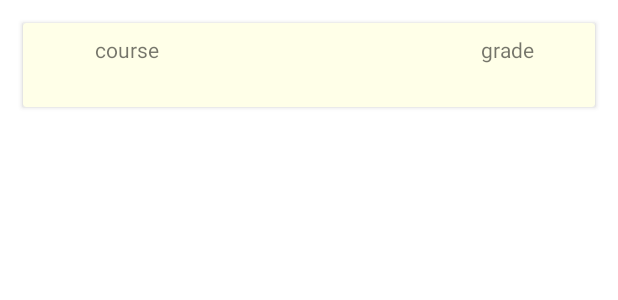
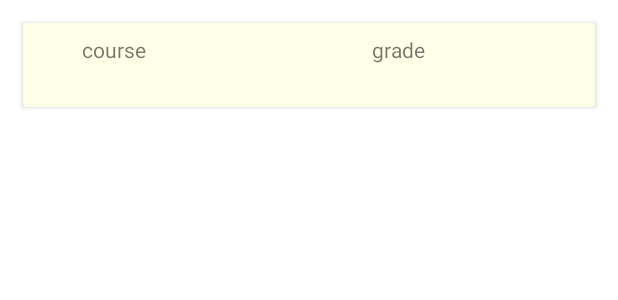
Before and after one commit to Esther-Bi/Study-Buddy-App, an Android app: the layout course_item.xml on its own in the app's theme, with its tools: preview values and no code run, on a phone screen of 412 x 824 dp. Shown: the top 300 px of the screen. Run offline under Robolectric (Android 15) with nearby library versions, the phone set to English and light mode, and no system bars.

Commit message:
update course_item

```diff
--- a/app/src/main/java/com/example/studybuddy/Course.java
+++ b/app/src/main/java/com/example/studybuddy/Course.java
@@ -3,13 +3,13 @@ package com.example.studybuddy;
 public class Course {
 
     private String name;
-    private int grade;
+    private String grade;
 
     public Course() {
         //empty constructor needed
     }
 
-    public Course(String name, int grade) {
+    public Course(String name, String grade) {
         this.name = name;
         this.grade = grade;
     }
@@ -18,7 +18,7 @@ public class Course {
         return name;
     }
 
-    public int getGrade() {
+    public String getGrade() {
         return grade;
     }
 }
--- a/app/src/main/res/layout/course_item.xml
+++ b/app/src/main/res/layout/course_item.xml
@@ -15,17 +15,17 @@
 
         <TextView
             android:id="@+id/course"
-            android:layout_width="257dp"
-            android:layout_height="42dp"
+            android:layout_width="193dp"
+            android:layout_height="45dp"
             android:layout_alignParentStart="true"
-            android:layout_marginStart="40dp"
+            android:layout_marginStart="31dp"
             android:ellipsize="end"
             android:text="course" />
 
         <TextView
             android:id="@+id/grade"
-            android:layout_width="75dp"
-            android:layout_height="40dp"
+            android:layout_width="114dp"
+            android:layout_height="45dp"
             android:layout_marginStart="0dp"
             android:layout_toEndOf="@+id/course"
             android:text="grade" />
```
Also changed, not shown: app/src/main/java/com/example/studybuddy/MyCoursesActivity.java (+5 -6 lines).
